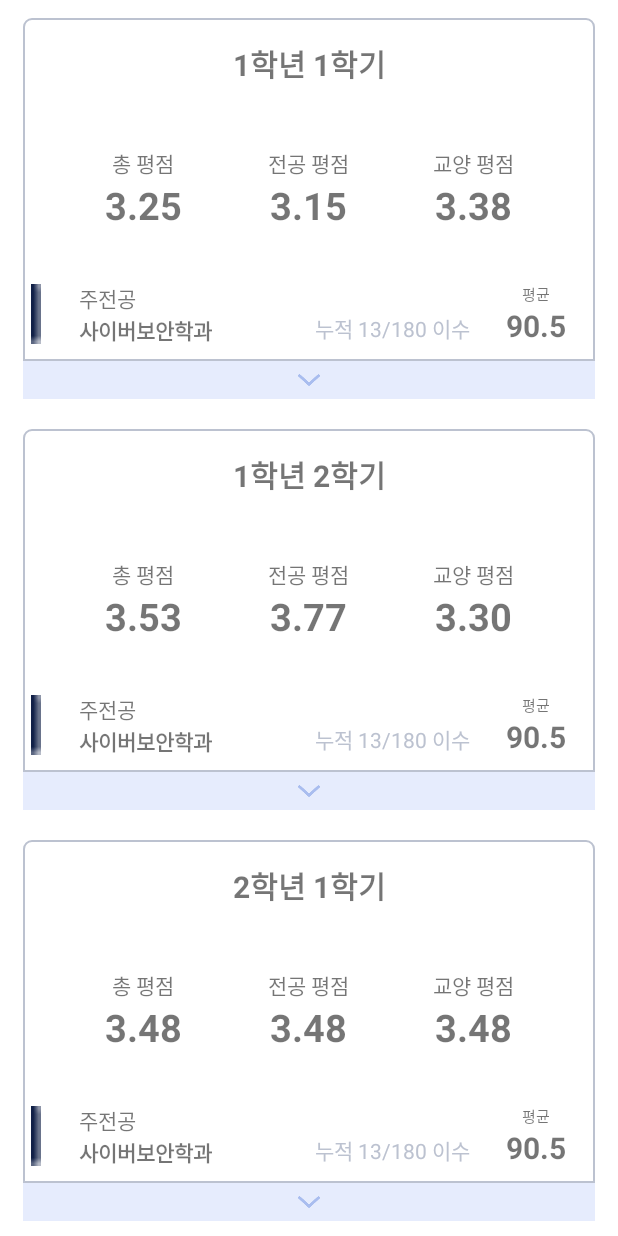
After one commit to Curri4You/CurriForYou, an Android app: the GmSemesterActivity screen opened directly, with no data from a screen before it, on a phone screen of 412 x 824 dp. The commit adds this screen. Run offline under Robolectric (Android 15) with nearby library versions, the phone set to English and light mode, and no system bars; network calls fail.

Commit message:
Shinchaeeun gm_semester RecyclerView 연결 gm_home에서 gm_semester로 이동하는 버튼 구현

```diff
--- a/app/src/main/AndroidManifest.xml
+++ b/app/src/main/AndroidManifest.xml
@@ -34,6 +34,7 @@
         <activity android:name=".SignUp_id"/>
         <activity android:name=".MyPageActivity"/>
         <activity android:name=".GmActivity"/>
+        <activity android:name=".GmSemesterActivity"/>
         <activity android:name=".RecomActivity"/>
         <activity android:name=".MyPage_addMajor"/>
         <activity android:name=".MyPage_infoModification"/>
--- /dev/null
+++ b/app/src/main/java/com/example/curriforyou/DataGmSemester.java
@@ -0,0 +1,47 @@
+//학점관리 학기별 요약을 위한 데이터
+
+package com.example.curriforyou;
+
+public class DataGmSemester {
+//semester(학기), totalGrade(총 학점), majorGrade(전공학점), liberalGrade(교양학점)
+    String semester, totalGrade, majorGrade, liberalGrade;
+
+    public DataGmSemester(String semester, String totalGrade, String majorGrade, String liberalGrade){
+        this.semester = semester;
+        this.totalGrade = totalGrade;
+        this.majorGrade = majorGrade;
+        this.liberalGrade = liberalGrade;
+    }
+
+    public String getSemester() {
+        return semester;
+    }
+
+    public void setSemester(String semester) {
+        this.semester = semester;
+    }
+
+    public String getTotalGrade() {
+        return totalGrade;
+    }
+
+    public void setTotalGrade(String totalGrade) {
+        this.totalGrade = totalGrade;
+    }
+
+    public String getMajorGrade() {
+        return majorGrade;
+    }
+
+    public void setMajorGrade(String majorGrade) {
+        this.majorGrade = majorGrade;
+    }
+
+    public String getLiberalGrade() {
+        return liberalGrade;
+    }
+
+    public void setLiberalGrade(String liberalGrade) {
+        this.liberalGrade = liberalGrade;
+    }
+}
--- /dev/null
+++ b/app/src/main/java/com/example/curriforyou/GmRecyclerVierAdapter.java
@@ -0,0 +1,40 @@
+// 학점관리 학기별 요약을 위한 RecyclerVierAdapter
+
+package com.example.curriforyou;
+
+import android.view.LayoutInflater;
+import android.view.View;
+import android.view.ViewGroup;
+
+import androidx.annotation.NonNull;
+import androidx.recyclerview.widget.RecyclerView;
+
+import java.util.ArrayList;
+
+public class GmRecyclerVierAdapter extends RecyclerView.Adapter<RecyclerView.ViewHolder> {
+
+    // adapter에 들어갈 list
+    private ArrayList<DataGmSemester> listData = new ArrayList<>();
+
+    @NonNull
+    @Override
+    public RecyclerView.ViewHolder onCreateViewHolder(@NonNull ViewGroup parent, int viewType) {
+        View view = LayoutInflater.from(parent.getContext()).inflate(R.layout.listview_semester, parent, false);
+        return new GmViewHolder(view);
+    }
+
+    @Override
+    public void onBindViewHolder(@NonNull RecyclerView.ViewHolder holder, int position) {
+        ((GmViewHolder)holder).onBind(listData.get(position));
+    }
+
+    @Override
+    public int getItemCount() {
+        return listData.size();
+    }
+
+    void addItem(DataGmSemester data) {
+        // 외부에서 item을 추가시킬 함수
+        listData.add(data);
+    }
+}
--- /dev/null
+++ b/app/src/main/java/com/example/curriforyou/GmSemesterActivity.java
@@ -0,0 +1,44 @@
+// 학점관리 학기별 요약 페이지
+
+package com.example.curriforyou;
+
+import android.os.Bundle;
+import androidx.appcompat.app.AppCompatActivity;
+import androidx.recyclerview.widget.LinearLayoutManager;
+import androidx.recyclerview.widget.RecyclerView;
+
+public class GmSemesterActivity extends AppCompatActivity {
+
+    //Adapter 연결
+    GmRecyclerVierAdapter adapter;
+
+    @Override
+    protected void onCreate(Bundle savedInstanceState) {
+        super.onCreate(savedInstanceState);
+        setContentView(R.layout.activity_gm_semester);
+        init();
+        getData();
+    }
+
+    private void init(){
+        RecyclerView recyclerView = findViewById(R.id.recyclerView);
+        LinearLayoutManager linearLayoutManager = new LinearLayoutManager(this);
+        recyclerView.setLayoutManager(linearLayoutManager);
+        adapter = new GmRecyclerVierAdapter();
+        recyclerView.setAdapter(adapter);
+    }
+
+    //데이터 넣어주기
+    private void getData(){
+        //semester(학기), totalGrade(총 학점), majorGrade(전공학점), liberalGrade(교양학점)
+        DataGmSemester data = new DataGmSemester("1학년 1학기", "3.25", "3.15", "3.38");
+        adapter.addItem(data);
+        data = new DataGmSemester("1학년 2학기", "3.53", "3.77", "3.30");
+        adapter.addItem(data);
+        data = new DataGmSemester("2학년 1학기", "3.48", "3.48", "3.48");
+        adapter.addItem(data);
+        data = new DataGmSemester("2학년 2학기", "3.39", "3.28", "4.00");
+        adapter.addItem(data);
+    }
+
+}
--- /dev/null
+++ b/app/src/main/java/com/example/curriforyou/GmViewHolder.java
@@ -0,0 +1,29 @@
+// 학점관리 학기별 요약을 위한 ViewHolder
+
+package com.example.curriforyou;
+
+import android.view.View;
+import android.widget.TextView;
+import androidx.annotation.NonNull;
+import androidx.recyclerview.widget.RecyclerView;
+
+public class GmViewHolder extends  RecyclerView.ViewHolder {
+
+    TextView gm_list_semester, gm_list_totalGrade, gm_list_majorGrade, gm_list_liberalGrade;
+
+    public GmViewHolder(@NonNull View itemView) {
+        super(itemView);
+        gm_list_semester = itemView.findViewById(R.id.gm_list_semester);
+        gm_list_totalGrade = itemView.findViewById(R.id.gm_list_totalGrade);
+        gm_list_majorGrade = itemView.findViewById(R.id.gm_list_majorGrade);
+        gm_list_liberalGrade = itemView.findViewById(R.id.gm_list_liberalGrade);
+    }
+
+    //데이터 이용해서 text 변경
+    public void onBind(DataGmSemester data){
+        gm_list_semester.setText(data.getSemester());
+        gm_list_totalGrade.setText(data.getTotalGrade());
+        gm_list_majorGrade.setText(data.getMajorGrade());
+        gm_list_liberalGrade.setText(data.getLiberalGrade());
+    }
+}
--- a/app/src/main/java/com/example/curriforyou/LoginActivity.java
+++ b/app/src/main/java/com/example/curriforyou/LoginActivity.java
@@ -69,7 +69,7 @@ public class LoginActivity extends AppCompatActivity {
                                 String major_name = jsonObject.getString("major_name");
 
                                 Toast.makeText(getApplicationContext(), "로그인에 성공", Toast.LENGTH_SHORT).show();
-                                Intent intent = new Intent(LoginActivity.this, MyPageActivity.class);
+                                Intent intent = new Intent(LoginActivity.this, MainActivity.class);
                                 intent.putExtra("user_id", user_id);
                                 intent.putExtra("user_password", user_password);
                                 intent.putExtra("user_name", user_name);
--- a/app/src/main/java/com/example/curriforyou/RecyclerVierAdapter.java
+++ b/app/src/main/java/com/example/curriforyou/RecyclerVierAdapter.java
@@ -2,18 +2,13 @@ package com.example.curriforyou;
 
 import android.animation.ValueAnimator;
 import android.content.Context;
-import android.graphics.Bitmap;
-import android.graphics.drawable.BitmapDrawable;
 import android.util.SparseBooleanArray;
 import android.view.LayoutInflater;
-import android.view.MotionEvent;
 import android.view.View;
 import android.view.ViewGroup;
 import android.widget.ImageButton;
-import android.widget.ImageView;
 import android.widget.LinearLayout;
 import android.widget.TextView;
-import android.widget.Toast;
 
 import androidx.annotation.NonNull;
 import androidx.recyclerview.widget.RecyclerView;
--- a/app/src/main/res/layout/activity_gm_home.xml
+++ b/app/src/main/res/layout/activity_gm_home.xml
@@ -149,7 +149,9 @@
 
             </LinearLayout>
 
+<!--            gm_semester 페이지로 이동하는 버튼 -->
             <ImageView
+                android:id="@+id/goto_gm_semester"
                 android:layout_width="0dp"
                 android:layout_height="match_parent"
                 android:src="@drawable/next_arrow"
--- a/app/src/main/res/layout/activity_gm_semester.xml
+++ b/app/src/main/res/layout/activity_gm_semester.xml
@@ -1,6 +1,5 @@
 <?xml version="1.0" encoding="utf-8"?>
-<ScrollView
-    xmlns:android="http://schemas.android.com/apk/res/android"
+<ScrollView xmlns:android="http://schemas.android.com/apk/res/android"
     xmlns:app="http://schemas.android.com/apk/res-auto"
     android:layout_width="match_parent"
     android:layout_height="match_parent">
@@ -13,26 +12,25 @@
         <LinearLayout
             android:layout_width="match_parent"
             android:layout_height="wrap_content"
-            android:orientation="vertical"
-            android:layout_marginHorizontal="30dp">
+            android:layout_marginHorizontal="30dp"
+            android:orientation="vertical">
 
             <TextView
                 android:layout_width="match_parent"
                 android:layout_height="wrap_content"
+                android:layout_marginTop="45dp"
                 android:gravity="center"
-                android:layout_marginTop="45dp"
-                android:textStyle="bold"
+                android:text="학기별 요약"
                 android:textAlignment="center"
-                android:text="학기별 요약"
-                android:textSize="25sp">
-            </TextView>
+                android:textSize="25sp"
+                android:textStyle="bold"/>
 
             <RadioGroup
                 android:layout_width="wrap_content"
                 android:layout_height="30dp"
-                android:orientation="horizontal"
                 android:layout_gravity="center"
-                android:layout_marginVertical="15dp">
+                android:layout_marginVertical="15dp"
+                android:orientation="horizontal">
 
                 <RadioButton
                     android:id="@+id/radioButton"
@@ -52,29 +50,32 @@
                     android:layout_width="45dp"
                     android:layout_height="wrap_content"
                     android:background="@drawable/radio_button_rec2"
+                    android:button="@null"
+                    android:text="4.5"
+                    android:textAlignment="center"
                     android:textColor="@drawable/radio_text"
-                    android:button="@null"
-                    android:textAlignment="center"
-                    android:text="4.5"
-                    android:textStyle="bold"
-                    android:textSize="15sp"/>
+                    android:textSize="15sp"
+                    android:textStyle="bold" />
 
                 <RadioButton
                     android:id="@+id/radioButton3"
                     android:layout_width="45dp"
                     android:layout_height="wrap_content"
                     android:background="@drawable/radio_button_rec2"
+                    android:button="@null"
+                    android:text="100"
+                    android:textAlignment="center"
                     android:textColor="@drawable/radio_text"
-                    android:button="@null"
-                    android:textAlignment="center"
-                    android:text="100"
-                    android:textStyle="bold"
-                    android:textSize="15sp" />
+                    android:textSize="15sp"
+                    android:textStyle="bold" />
             </RadioGroup>
 
         </LinearLayout>
 
-
+        <androidx.recyclerview.widget.RecyclerView
+            android:id="@+id/recyclerView"
+            android:layout_width="wrap_content"
+            android:layout_height="wrap_content"/>
 
     </LinearLayout>
 
--- a/app/src/main/res/layout/listview_semester.xml
+++ b/app/src/main/res/layout/listview_semester.xml
@@ -4,9 +4,11 @@
     android:layout_height="wrap_content"
     android:orientation="vertical"
     android:background="@drawable/tv_edge_gray3"
-    android:layout_marginHorizontal="15dp">
+    android:layout_marginHorizontal="15dp"
+    android:layout_marginVertical="10dp">
 
     <TextView
+        android:id="@+id/gm_list_semester"
         android:layout_width="match_parent"
         android:layout_height="wrap_content"
         android:text="1학년 1학기"
@@ -37,6 +39,7 @@
             </TextView>
 
             <TextView
+                android:id="@+id/gm_list_totalGrade"
                 android:layout_width="wrap_content"
                 android:layout_height="wrap_content"
                 android:text="94.3"
@@ -60,6 +63,7 @@
             </TextView>
 
             <TextView
+                android:id="@+id/gm_list_majorGrade"
                 android:layout_width="wrap_content"
                 android:layout_height="wrap_content"
                 android:text="94.3"
@@ -83,6 +87,7 @@
             </TextView>
 
             <TextView
+                android:id="@+id/gm_list_liberalGrade"
                 android:layout_width="wrap_content"
                 android:layout_height="wrap_content"
                 android:text="94.3"
```
Also changed, not shown: app/src/main/java/com/example/curriforyou/GmActivity.java (+14 -2 lines), app/src/main/res/layout/activity_main.xml (deleted, +0 -32 lines), app/src/main/res/layout/frag1.xml (deleted, +0 -141 lines).
